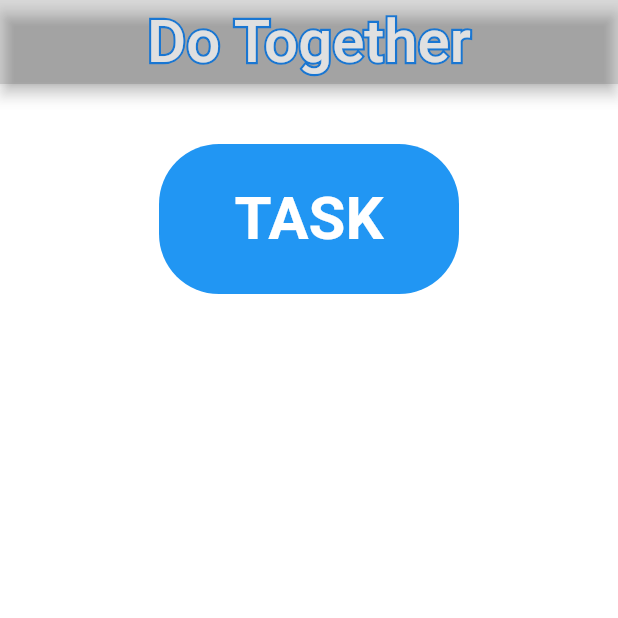
After one commit to deepak-gup7a/do_together, a Flutter app: the screen it shows after launch, on a phone screen of 412 x 824 dp, the top half of it. The commit adds this screen. Run offline on Flutter 3.47's test engine with Material 2 defaults, Android fonts, the phone set to English and light mode, and no system bars.

Commit message:
task list added

```diff
--- a/lib/Home.dart
+++ b/lib/Home.dart
@@ -1,10 +1,21 @@
+import 'package:do_together/empty_list.dart';
+import 'package:do_together/task.dart';
+import 'package:do_together/task_data.dart';
 import 'package:flutter/material.dart';
+import 'package:provider/provider.dart';
 
 import 'AddTaskPage.dart';
 
-class Home extends StatelessWidget {
+class Home extends StatefulWidget {
+
+  @override
+  _HomeState createState() => _HomeState();
+}
+
+class _HomeState extends State<Home> {
   @override
   Widget build(BuildContext context) {
+    List<Task>_tasks = Provider.of<TaskData>(context).getTasks();
     return Scaffold(
       backgroundColor: Colors.white38,
       appBar: AppBar(
@@ -14,7 +25,7 @@ class Home extends StatelessWidget {
               children: <Widget>[
                 // Stroked text as border.
                 Text(
-                  'D0 Together',
+                  'Do Together',
                   style: TextStyle(
                     fontSize: 40,
                     foreground: Paint()
@@ -35,64 +46,15 @@ class Home extends StatelessWidget {
             )
             ),
       ),
-      body: Center(
-        child: Center(
-          child: Column(
-            mainAxisSize: MainAxisSize.max,
-            children: <Widget>[
-              SizedBox(
-                height: 40.0,
-              ),
-              // Container(
-              //   height: 80.0,
-              //   width: 200.0,
-              //   color: Colors.blueGrey,
-              //   child: Center(
-              //     child: Text(
-              //       'TASK',
-              //       style: TextStyle(
-              //         fontWeight: FontWeight.bold,
-              //         fontStyle: FontStyle.normal,
-              //         color: Colors.white.withOpacity(1.0),
-              //         //height: 2.0,
-              //         fontSize: 40.0,
-              //       ),
-              //       //style: DefaultTextStyle.of(context).style.apply(fontSizeFactor: 1.2),
-              //     ),
-              //   ),
-              // ),
-              new Container(
-                height: 100.0,
-                width: 200.0,
-                color: Colors.transparent,
-                child: new Container(
-                    decoration: new BoxDecoration(
-                        color: Colors.blue,
-                        borderRadius: new BorderRadius.only(
-                          topLeft: const Radius.circular(40.0),
-                          topRight: const Radius.circular(40.0),
-                          bottomRight: const Radius.circular(40.0),
-                          bottomLeft: const Radius.circular(40.0),
-
-                        )
-                    ),
-                    child: new Center(
-                      child: new Text(
-                        'TASK',
-                        style: TextStyle(
-                          fontWeight: FontWeight.bold,
-                          fontStyle: FontStyle.normal,
-                          color: Colors.white.withOpacity(1.0),
-                          //height: 2.0,
-                          fontSize: 40.0,
-                        ),
-                        //style: DefaultTextStyle.of(context).style.apply(fontSizeFactor: 1.2),
-                      ),
-                    )
-                ),
-              ),
-            ],
-          ),
+      body: Container(
+        child: _tasks.isEmpty?EmptyList():ListView.builder(
+          itemCount: _tasks.length,
+          itemBuilder: (context,index){
+            return ListTile(
+              title: Text(_tasks[index].taskName),
+              subtitle: Text(_tasks[index].taskDescription),
+            );
+          },
         ),
       ),
       floatingActionButton: FloatingActionButton(
@@ -106,6 +68,10 @@ class Home extends StatelessWidget {
     );
   }
 }
+//
+
+
+
 // Text(
 // 'Greetings, planet!',
 // style: TextStyle(
@@ -121,3 +87,22 @@ class Home extends StatelessWidget {
 // )
 // ),
 // )
+
+// Container(
+//   height: 80.0,
+//   width: 200.0,
+//   color: Colors.blueGrey,
+//   child: Center(
+//     child: Text(
+//       'TASK',
+//       style: TextStyle(
+//         fontWeight: FontWeight.bold,
+//         fontStyle: FontStyle.normal,
+//         color: Colors.white.withOpacity(1.0),
+//         //height: 2.0,
+//         fontSize: 40.0,
+//       ),
+//       //style: DefaultTextStyle.of(context).style.apply(fontSizeFactor: 1.2),
+//     ),
+//   ),
+// ),
--- /dev/null
+++ b/lib/empty_list.dart
@@ -0,0 +1,50 @@
+import 'package:flutter/material.dart';
+
+class EmptyList extends StatelessWidget {
+  @override
+  Widget build(BuildContext context) {
+    return Center(
+      child: Center(
+        child: Column(
+          mainAxisSize: MainAxisSize.max,
+          children: <Widget>[
+            SizedBox(
+              height: 40.0,
+            ),
+
+            new Container(
+              height: 100.0,
+              width: 200.0,
+              color: Colors.transparent,
+              child: new Container(
+                  decoration: new BoxDecoration(
+                      color: Colors.blue,
+                      borderRadius: new BorderRadius.only(
+                        topLeft: const Radius.circular(40.0),
+                        topRight: const Radius.circular(40.0),
+                        bottomRight: const Radius.circular(40.0),
+                        bottomLeft: const Radius.circular(40.0),
+
+                      )
+                  ),
+                  child: new Center(
+                    child: new Text(
+                      'TASK',
+                      style: TextStyle(
+                        fontWeight: FontWeight.bold,
+                        fontStyle: FontStyle.normal,
+                        color: Colors.white.withOpacity(1.0),
+//height: 2.0,
+                        fontSize: 40.0,
+                      ),
+//style: DefaultTextStyle.of(context).style.apply(fontSizeFactor: 1.2),
+                    ),
+                  )
+              ),
+            ),
+          ],
+        ),
+      ),
+    );
+  }
+}
--- a/lib/main.dart
+++ b/lib/main.dart
@@ -1,5 +1,7 @@
 import 'package:do_together/AddTaskPage.dart';
+import 'package:do_together/task_data.dart';
 import 'package:flutter/material.dart';
+import 'package:provider/provider.dart';
 
 import 'Home.dart';
 
@@ -10,8 +12,12 @@ void main() {
 class MyApp extends StatelessWidget {
   @override
   Widget build(BuildContext context) {
-    return MaterialApp(
-      home: Home()
+    return ChangeNotifierProvider(
+      create: (BuildContext context) =>TaskData(),
+      child: MaterialApp(
+        debugShowCheckedModeBanner: false,
+        home: Home()
+      ),
     );
   }
 }
--- /dev/null
+++ b/lib/task_data.dart
@@ -0,0 +1,29 @@
+import 'dart:collection';
+
+import 'package:do_together/task.dart';
+import 'package:flutter/material.dart';
+
+class TaskData extends ChangeNotifier{
+  List<Task>_tasks = [];
+
+  int getTaskCount()=>_tasks.length;
+
+  UnmodifiableListView<Task>getTasks(){
+    return UnmodifiableListView(_tasks);
+  }
+
+  void addTask(Task task){
+    _tasks.add(task);
+    notifyListeners();
+  }
+
+  void updateTask(){
+    //update task
+  }
+
+  void deleteTask(Task task){
+    _tasks.remove(task);
+    notifyListeners();
+  }
+
+}
```
Also changed, not shown: lib/AddTaskPage.dart (+10 -2 lines), pubspec.yaml (+2 -18 lines), pubspec.lock.
